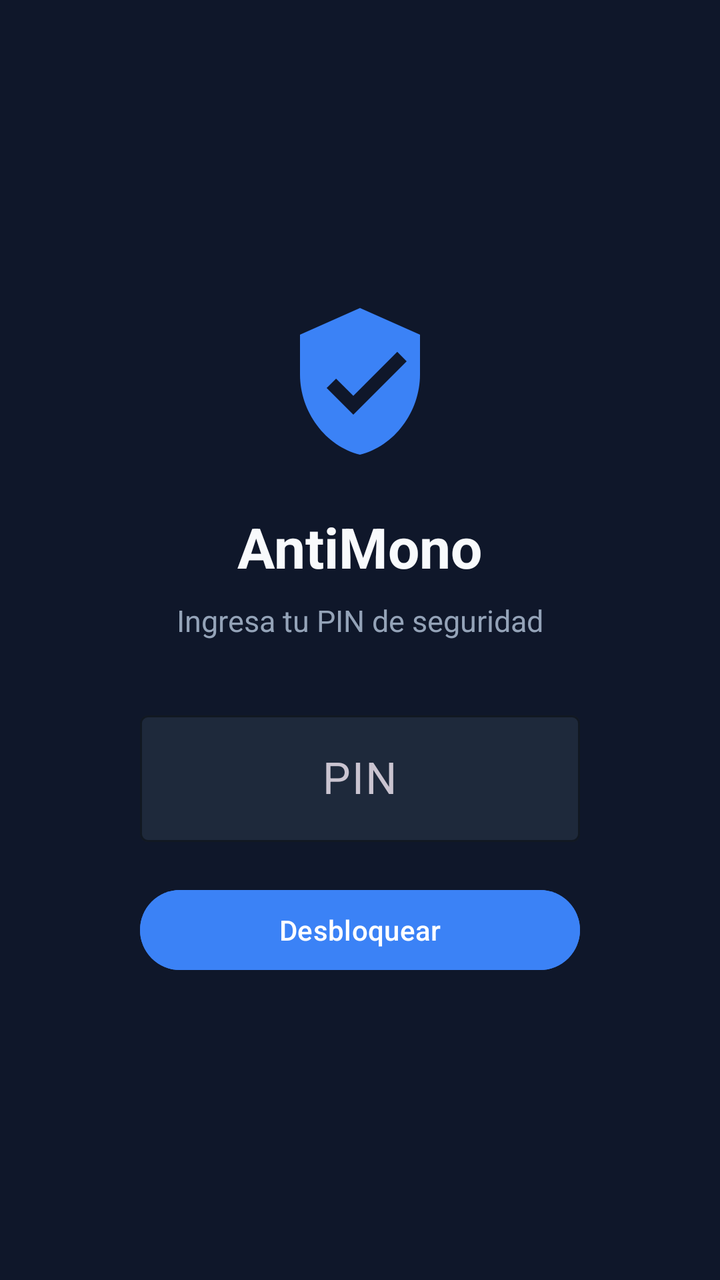
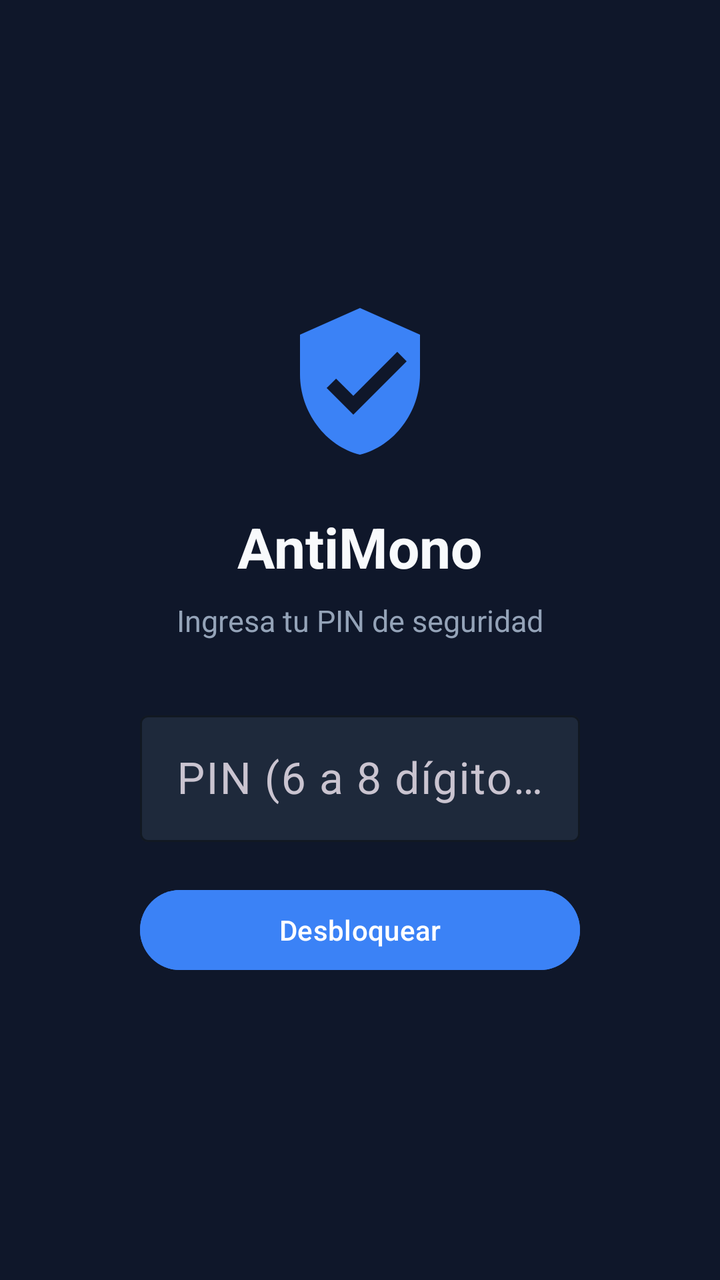

Compare the two renders of this Android layout. The source of the first and the diff that turns it into the second are given below.
<!-- AndroidManifest.xml: application theme Theme.AntiMono -->
<!-- res/layout/activity_main.xml -->
<?xml version="1.0" encoding="utf-8"?>
<androidx.coordinatorlayout.widget.CoordinatorLayout xmlns:android="http://schemas.android.com/apk/res/android"
    xmlns:app="http://schemas.android.com/apk/res-auto"
    android:layout_width="match_parent"
    android:layout_height="match_parent"
    android:background="@color/background">

    
    <LinearLayout
        android:id="@+id/layoutPinAuth"
        android:layout_width="match_parent"
        android:layout_height="match_parent"
        android:gravity="center"
        android:orientation="vertical"
        android:padding="32dp"
        android:visibility="visible">

        <ImageView
            android:layout_width="80dp"
            android:layout_height="80dp"
            android:src="@drawable/ic_shield"
            android:contentDescription="@string/app_name" />

        <TextView
            android:id="@+id/tvPinTitle"
            android:layout_width="wrap_content"
            android:layout_height="wrap_content"
            android:layout_marginTop="24dp"
            android:text="AntiMono"
            android:textColor="@color/text_primary"
            android:textSize="28sp"
            android:textStyle="bold" />

        <TextView
            android:id="@+id/tvPinSubtitle"
            android:layout_width="wrap_content"
            android:layout_height="wrap_content"
            android:layout_marginTop="8dp"
            android:text="Ingresa tu PIN de seguridad"
            android:textColor="@color/text_secondary"
            android:textSize="15sp" />

        <com.google.android.material.textfield.TextInputLayout
            android:layout_width="220dp"
            android:layout_height="wrap_content"
            android:layout_marginTop="32dp"
            app:boxBackgroundColor="@color/surface"
            app:boxStrokeColor="@color/accent"
            app:hintTextColor="@color/accent">

            <com.google.android.material.textfield.TextInputEditText
                android:id="@+id/etPin"
                android:layout_width="match_parent"
                android:layout_height="wrap_content"
                android:gravity="center"
                android:hint="PIN"
                android:imeOptions="actionDone"
                android:inputType="numberPassword"
                android:maxLength="8"
                android:textColor="@color/text_primary"
                android:textSize="22sp" />
        </com.google.android.material.textfield.TextInputLayout>

        <com.google.android.material.button.MaterialButton
            android:id="@+id/btnSubmitPin"
            android:layout_width="220dp"
            android:layout_height="wrap_content"
            android:layout_marginTop="20dp"
            android:backgroundTint="@color/accent"
            android:text="Desbloquear"
            android:textAllCaps="false"
            android:textColor="@color/white" />

    </LinearLayout>

    
    <androidx.core.widget.NestedScrollView
        android:id="@+id/layoutDashboard"
        android:layout_width="match_parent"
        android:layout_height="match_parent"
        android:visibility="gone">

        <LinearLayout
            android:layout_width="match_parent"
            android:layout_height="wrap_content"
            android:orientation="vertical"
            android:padding="20dp">

            
            <LinearLayout
                android:layout_width="match_parent"
                android:layout_height="wrap_content"
                android:gravity="center_vertical"
                android:orientation="horizontal">

                <ImageView
                    android:layout_width="36dp"
                    android:layout_height="36dp"
                    android:src="@drawable/ic_shield"
                    android:contentDescription="@string/app_name" />

                <TextView
                    android:layout_width="0dp"
                    android:layout_height="wrap_content"
                    android:layout_marginStart="12dp"
                    android:layout_weight="1"
                    android:text="AntiMono"
                    android:textColor="@color/text_primary"
                    android:textSize="22sp"
                    android:textStyle="bold" />

                <com.google.android.material.button.MaterialButton
                    android:id="@+id/btnLockApp"
                    style="@style/Widget.Material3.Button.TextButton"
                    android:layout_width="wrap_content"
                    android:layout_height="wrap_content"
                    android:text="Bloquear"
                    android:textColor="@color/accent" />
            </LinearLayout>

            
            <com.google.android.material.card.MaterialCardView
                android:layout_width="match_parent"
                android:layout_height="wrap_content"
                android:layout_marginTop="16dp"
                app:cardBackgroundColor="@color/surface"
                app:cardCornerRadius="16dp"
                app:strokeWidth="0dp">

                <LinearLayout
                    android:layout_width="match_parent"
                    android:layout_height="wrap_content"
                    android:gravity="center_vertical"
                    android:orientation="horizontal"
                    android:padding="16dp">

                    <LinearLayout
                        android:layout_width="0dp"
                        android:layout_height="wrap_content"
                        android:layout_weight="1"
                        android:orientation="vertical">

                        <TextView
                            android:id="@+id/tvProtectionStatus"
                            android:layout_width="wrap_content"
                            android:layout_height="wrap_content"
                            android:text="Protección Activa"
                            android:textColor="@color/status_green"
                            android:textSize="18sp"
                            android:textStyle="bold" />

                        <TextView
                            android:layout_width="wrap_content"
                            android:layout_height="wrap_content"
                            android:layout_marginTop="4dp"
                            android:text="Vigilando páginas y desinstalación"
                            android:textColor="@color/text_secondary"
                            android:textSize="13sp" />
                    </LinearLayout>

                    <com.google.android.material.materialswitch.MaterialSwitch
                        android:id="@+id/switchMasterProtection"
                        android:layout_width="wrap_content"
                        android:layout_height="wrap_content"
                        android:checked="true" />
                </LinearLayout>
            </com.google.android.material.card.MaterialCardView>

            
            <com.google.android.material.card.MaterialCardView
                android:layout_width="match_parent"
                android:layout_height="wrap_content"
                android:layout_marginTop="16dp"
                app:cardBackgroundColor="@color/surface"
                app:cardCornerRadius="16dp"
                app:strokeWidth="0dp">

                <LinearLayout
                    android:layout_width="match_parent"
                    android:layout_height="wrap_content"
                    android:orientation="vertical"
                    android:padding="16dp">

                    <TextView
                        android:layout_width="wrap_content"
                        android:layout_height="wrap_content"
                        android:text="Permisos del Sistema"
                        android:textColor="@color/text_primary"
                        android:textSize="16sp"
                        android:textStyle="bold" />

                    
                    <LinearLayout
                        android:layout_width="match_parent"
                        android:layout_height="wrap_content"
                        android:layout_marginTop="12dp"
                        android:gravity="center_vertical"
                        android:orientation="horizontal">

                        <TextView
                            android:id="@+id/tvAccessibilityStatus"
                            android:layout_width="0dp"
                            android:layout_height="wrap_content"
                            android:layout_weight="1"
                            android:text="1. Accesibilidad: Inactivo"
                            android:textColor="@color/status_red"
                            android:textSize="14sp" />

                        <com.google.android.material.button.MaterialButton
                            android:id="@+id/btnEnableAccessibility"
                            style="@style/Widget.Material3.Button.TonalButton"
                            android:layout_width="wrap_content"
                            android:layout_height="wrap_content"
                            android:text="Activar" />
                    </LinearLayout>

                    
                    <LinearLayout
                        android:layout_width="match_parent"
                        android:layout_height="wrap_content"
                        android:layout_marginTop="10dp"
                        android:gravity="center_vertical"
                        android:orientation="horizontal">

                        <TextView
                            android:id="@+id/tvDeviceAdminStatus"
                            android:layout_width="0dp"
                            android:layout_height="wrap_content"
                            android:layout_weight="1"
                            android:text="2. Anti-Desinstalación: Inactivo"
                            android:textColor="@color/status_red"
                            android:textSize="14sp" />

                        <com.google.android.material.button.MaterialButton
                            android:id="@+id/btnEnableDeviceAdmin"
                            style="@style/Widget.Material3.Button.TonalButton"
                            android:layout_width="wrap_content"
                            android:layout_height="wrap_content"
                            android:text="Activar" />
                    </LinearLayout>

                    
                    <com.google.android.material.button.MaterialButton
                        android:id="@+id/btnBatteryOptimization"
                        style="@style/Widget.Material3.Button.TextButton"
                        android:layout_width="wrap_content"
                        android:layout_height="wrap_content"
                        android:layout_marginTop="4dp"
                        android:text="🔋 Desactivar optimización de batería (Samsung)"
                        android:textColor="@color/accent"
                        android:textSize="12sp" />
                </LinearLayout>
            </com.google.android.material.card.MaterialCardView>

            
            <com.google.android.material.card.MaterialCardView
                android:layout_width="match_parent"
                android:layout_height="wrap_content"
                android:layout_marginTop="16dp"
                app:cardBackgroundColor="@color/surface"
                app:cardCornerRadius="16dp"
                app:strokeWidth="0dp">

                <LinearLayout
                    android:layout_width="match_parent"
                    android:layout_height="wrap_content"
                    android:orientation="vertical"
                    android:padding="16dp">

                    <TextView
                        android:layout_width="wrap_content"
                        android:layout_height="wrap_content"
                        android:text="Filtros Automáticos"
                        android:textColor="@color/text_primary"
                        android:textSize="16sp"
                        android:textStyle="bold" />

                    <LinearLayout
                        android:layout_width="match_parent"
                        android:layout_height="wrap_content"
                        android:layout_marginTop="12dp"
                        android:gravity="center_vertical"
                        android:orientation="horizontal">

                        <TextView
                            android:layout_width="0dp"
                            android:layout_height="wrap_content"
                            android:layout_weight="1"
                            android:text="Bloquear páginas porno y NSFW"
                            android:textColor="@color/text_primary"
                            android:textSize="14sp" />

                        <com.google.android.material.materialswitch.MaterialSwitch
                            android:id="@+id/switchAdultFilter"
                            android:layout_width="wrap_content"
                            android:layout_height="wrap_content" />
                    </LinearLayout>

                    <LinearLayout
                        android:layout_width="match_parent"
                        android:layout_height="wrap_content"
                        android:layout_marginTop="10dp"
                        android:gravity="center_vertical"
                        android:orientation="horizontal">

                        <TextView
                            android:layout_width="0dp"
                            android:layout_height="wrap_content"
                            android:layout_weight="1"
                            android:text="Bloquear Modo Incógnito / Pestañas secretas"
                            android:textColor="@color/text_primary"
                            android:textSize="14sp" />

                        <com.google.android.material.materialswitch.MaterialSwitch
                            android:id="@+id/switchIncognitoFilter"
                            android:layout_width="wrap_content"
                            android:layout_height="wrap_content" />
                    </LinearLayout>
                </LinearLayout>
            </com.google.android.material.card.MaterialCardView>

            
            <com.google.android.material.card.MaterialCardView
                android:layout_width="match_parent"
                android:layout_height="wrap_content"
                android:layout_marginTop="16dp"
                app:cardBackgroundColor="@color/surface"
                app:cardCornerRadius="16dp"
                app:strokeWidth="0dp">

                <LinearLayout
                    android:layout_width="match_parent"
                    android:layout_height="wrap_content"
                    android:orientation="vertical"
                    android:padding="16dp">

                    <TextView
                        android:layout_width="wrap_content"
                        android:layout_height="wrap_content"
                        android:text="Lista Negra Personalizada"
                        android:textColor="@color/text_primary"
                        android:textSize="16sp"
                        android:textStyle="bold" />

                    <TextView
                        android:layout_width="wrap_content"
                        android:layout_height="wrap_content"
                        android:layout_marginTop="2dp"
                        android:text="Sitios específicos que deseas restringir"
                        android:textColor="@color/text_secondary"
                        android:textSize="12sp" />

                    <LinearLayout
                        android:layout_width="match_parent"
                        android:layout_height="wrap_content"
                        android:layout_marginTop="12dp"
                        android:orientation="horizontal">

                        <com.google.android.material.textfield.TextInputLayout
                            android:layout_width="0dp"
                            android:layout_height="wrap_content"
                            android:layout_weight="1"
                            app:boxBackgroundColor="@color/surface_card"
                            app:boxStrokeColor="@color/accent"
                            app:hintTextColor="@color/accent">

                            <com.google.android.material.textfield.TextInputEditText
                                android:id="@+id/etNewDomain"
                                android:layout_width="match_parent"
                                android:layout_height="wrap_content"
                                android:hint="ej. x.com, tiktok.com"
                                android:imeOptions="actionDone"
                                android:inputType="textUri"
                                android:textColor="@color/text_primary"
                                android:textSize="14sp" />
                        </com.google.android.material.textfield.TextInputLayout>

                        <com.google.android.material.button.MaterialButton
                            android:id="@+id/btnAddDomain"
                            android:layout_width="wrap_content"
                            android:layout_height="match_parent"
                            android:layout_marginStart="8dp"
                            android:backgroundTint="@color/accent"
                            android:text="Añadir"
                            android:textAllCaps="false" />
                    </LinearLayout>

                    <androidx.recyclerview.widget.RecyclerView
                        android:id="@+id/rvBlacklist"
                        android:layout_width="match_parent"
                        android:layout_height="wrap_content"
                        android:layout_marginTop="16dp"
                        android:nestedScrollingEnabled="false" />
                </LinearLayout>
            </com.google.android.material.card.MaterialCardView>

            
            <com.google.android.material.button.MaterialButton
                android:id="@+id/btnChangePin"
                style="@style/Widget.Material3.Button.OutlinedButton"
                android:layout_width="match_parent"
                android:layout_height="wrap_content"
                android:layout_marginTop="24dp"
                android:layout_marginBottom="40dp"
                android:text="Cambiar PIN de seguridad"
                android:textAllCaps="false"
                android:textColor="@color/text_secondary" />

        </LinearLayout>
    </androidx.core.widget.NestedScrollView>

</androidx.coordinatorlayout.widget.CoordinatorLayout>
<!-- resources referenced by this layout -->
<resources>
  <color name="accent">#3B82F6</color>
  <color name="background">#0F172A</color>
  <color name="status_green">#10B981</color>
  <color name="status_red">#EF4444</color>
  <color name="surface">#1E293B</color>
  <color name="surface_card">#334155</color>
  <color name="text_primary">#F8FAFC</color>
  <color name="text_secondary">#94A3B8</color>
  <color name="white">#FFFFFF</color>
  <!-- drawable ic_shield (drawable) -->
  <vector xmlns:android="http://schemas.android.com/apk/res/android"
      android:width="24dp"
      android:height="24dp"
      android:viewportWidth="24"
      android:viewportHeight="24">
      <path
          android:fillColor="#3B82F6"
          android:pathData="M12,1L3,5v6c0,5.55 3.84,10.74 9,12c5.16,-1.26 9,-6.45 9,-12V5L12,1zm-1,16l-4,-4l1.41,-1.41L11,14.17l6.59,-6.59L19,9l-8,8z"/>
  </vector>
  <string name="app_name">AntiMono</string>
  <style name="Theme.AntiMono" parent="Theme.Material3.Dark.NoActionBar">
          <item name="colorPrimary">@color/accent</item>
          <item name="colorOnPrimary">@color/white</item>
          <item name="android:colorBackground">@color/background</item>
          <item name="colorSurface">@color/surface</item>
          <item name="android:statusBarColor">@color/background</item>
          <item name="android:navigationBarColor">@color/background</item>
      </style>
</resources>

<!-- the commit's change to res/layout/activity_main.xml (unified diff, before → after) -->
@@ -53,7 +53,7 @@
                 android:layout_width="match_parent"
                 android:layout_height="wrap_content"
                 android:gravity="center"
-                android:hint="PIN"
+                android:hint="PIN (6 a 8 dígitos)"
                 android:imeOptions="actionDone"
                 android:inputType="numberPassword"
                 android:maxLength="8"
